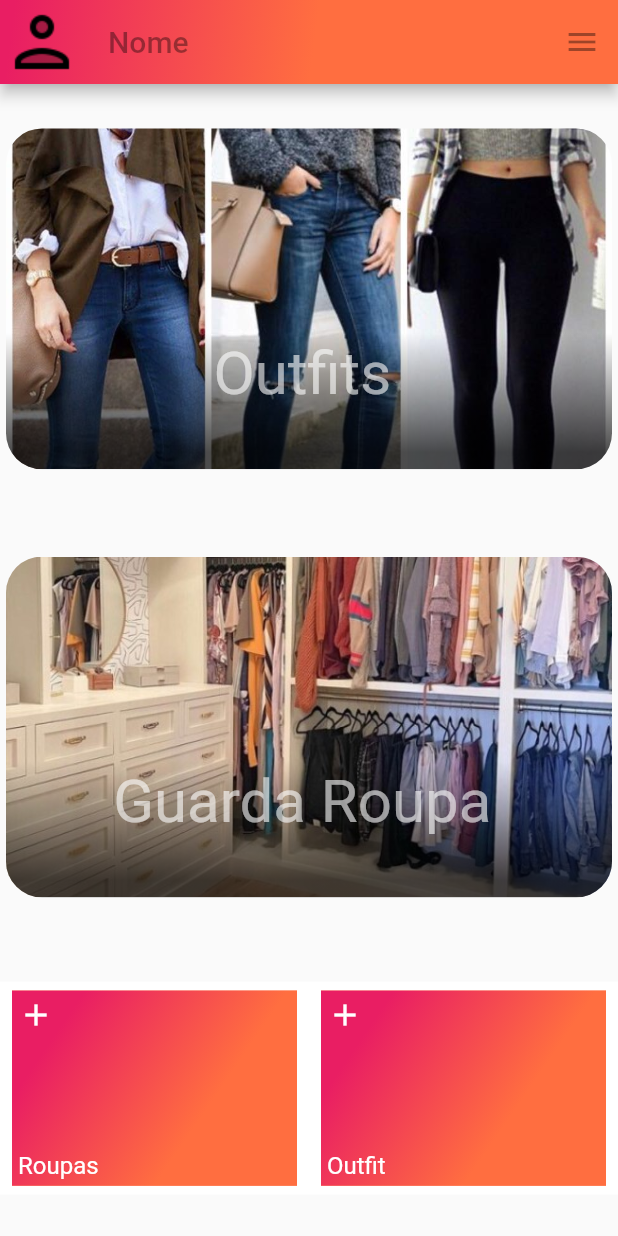
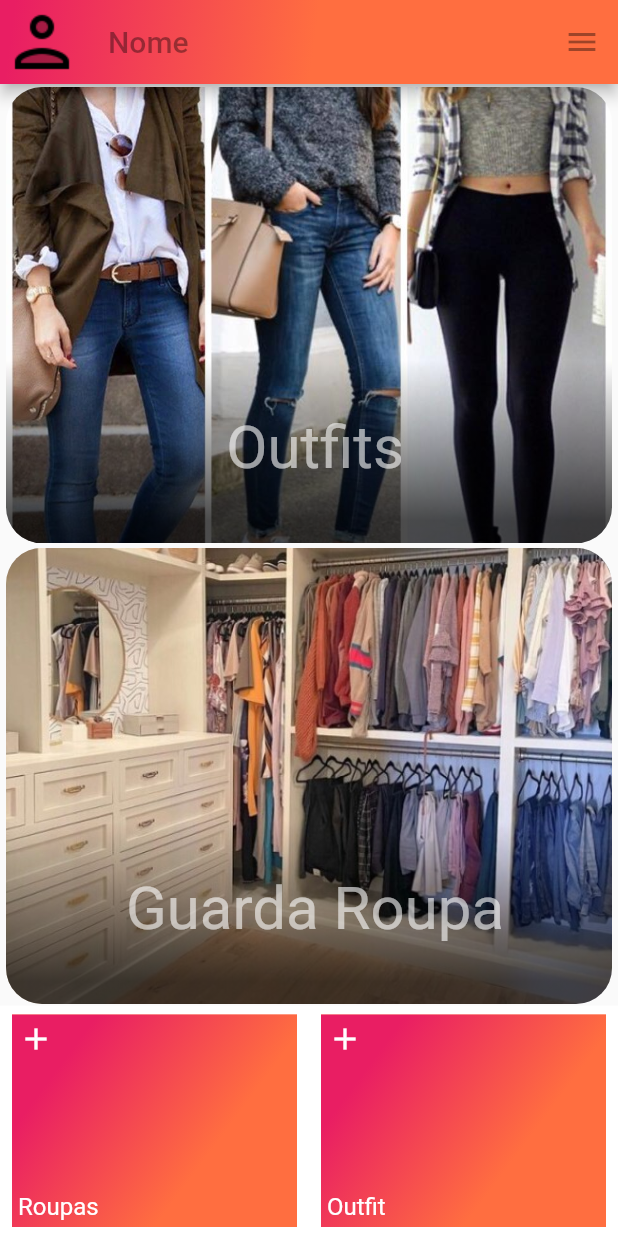
Before and after one commit to Alexandre-AGAMIN/tcc-ufu-my-outfit-front, a Flutter app: the HomePage screen opened directly, on a phone screen of 412 x 824 dp. Run offline on Flutter 3.47's test engine with Material 2 defaults, Android fonts, the phone set to English and light mode, and no system bars.

Commit message:
home responsivo

```diff
--- a/lib/screens/home.dart
+++ b/lib/screens/home.dart
@@ -1,5 +1,6 @@
 import 'package:flutter/cupertino.dart';
 import 'package:flutter/material.dart';
+import 'package:flutter/rendering.dart';
 
 class HomePage extends StatelessWidget {
   const HomePage({Key? key}) : super(key: key);
@@ -33,18 +34,22 @@ class HomePage extends StatelessWidget {
           ),
         ],
       ),
-      body: Column(
+      body: LayoutBuilder(builder: (context, constraints) {
+        return Column(
           mainAxisAlignment: MainAxisAlignment.spaceAround,
+          mainAxisSize: MainAxisSize.max,
           children: [
             _FeaturePanel(
               "Outfits",
               "assets/outfits.png",
+              constraints,
               acao: _algoAcontece,
             ),
-          _FeaturePanel("Guarda Roupa", "assets/guarda-roupa-asset.png",
+            _FeaturePanel(
+                "Guarda Roupa", "assets/guarda-roupa-asset.png", constraints,
                 acao: _algoAcontece),
             Container(
-            height: 142,
+              height: constraints.maxHeight * 0.2,
               alignment: Alignment.bottomCenter,
               color: Colors.white,
               child: Row(
@@ -58,7 +63,8 @@ class HomePage extends StatelessWidget {
               ),
             ),
           ],
-      ),
+        );
+      }),
     );
   }
 
@@ -126,14 +132,17 @@ class _FeaturePanel extends StatelessWidget {
   final String title;
   final String urlImage;
   final Function acao;
+  final BoxConstraints constraints;
 
-  const _FeaturePanel(this.title, this.urlImage, {required this.acao});
+  const _FeaturePanel(this.title, this.urlImage, this.constraints,
+      {required this.acao});
 
   @override
   Widget build(BuildContext context) {
-    return Material(
-        child: Padding(
-      padding: EdgeInsets.zero,
+    return SizedBox(
+        height: constraints.maxHeight * 0.4,
+        child: Flexible(
+          flex: 1,
           child: InkWell(
             onTap: () => acao,
             child: Padding(
@@ -145,9 +154,9 @@ class _FeaturePanel extends StatelessWidget {
                   borderRadius: BorderRadius.circular(24),
                   child: Stack(
                     children: [
-                  _buildImageBackground(urlImage),
+                      _buildImageBackground(urlImage, constraints),
                       _buildGradientBackground(),
-                  _buildTitle(title),
+                      _buildTitle(title, constraints),
                     ],
                   ),
                 ),
@@ -157,9 +166,9 @@ class _FeaturePanel extends StatelessWidget {
         ));
   }
 
-  Positioned _buildTitle(final String subTitle) {
+  Positioned _buildTitle(final String subTitle, BoxConstraints constraints) {
     return Positioned(
-      width: 395,
+      width: constraints.maxWidth,
       bottom: 40,
       child: Text(
         subTitle,
@@ -188,21 +197,13 @@ class _FeaturePanel extends StatelessWidget {
     );
   }
 
-  Image _buildImageBackground(final String urlString) {
+  Image _buildImageBackground(
+      final String urlString, BoxConstraints constraints) {
     return Image.asset(
       urlString,
       fit: BoxFit.cover,
-      width: 425,
-      height: 300,
+      width: constraints.maxWidth,
+      height: constraints.maxHeight,
     );
   }
 }
-
-class _boxDecoratorGradient extends StatelessWidget {
-  const _boxDecoratorGradient({Key? key}) : super(key: key);
-
-  @override
-  Widget build(BuildContext context) {
-    return Container();
-  }
-}
```
Lines whose indentation alone changed are shown as unchanged.
